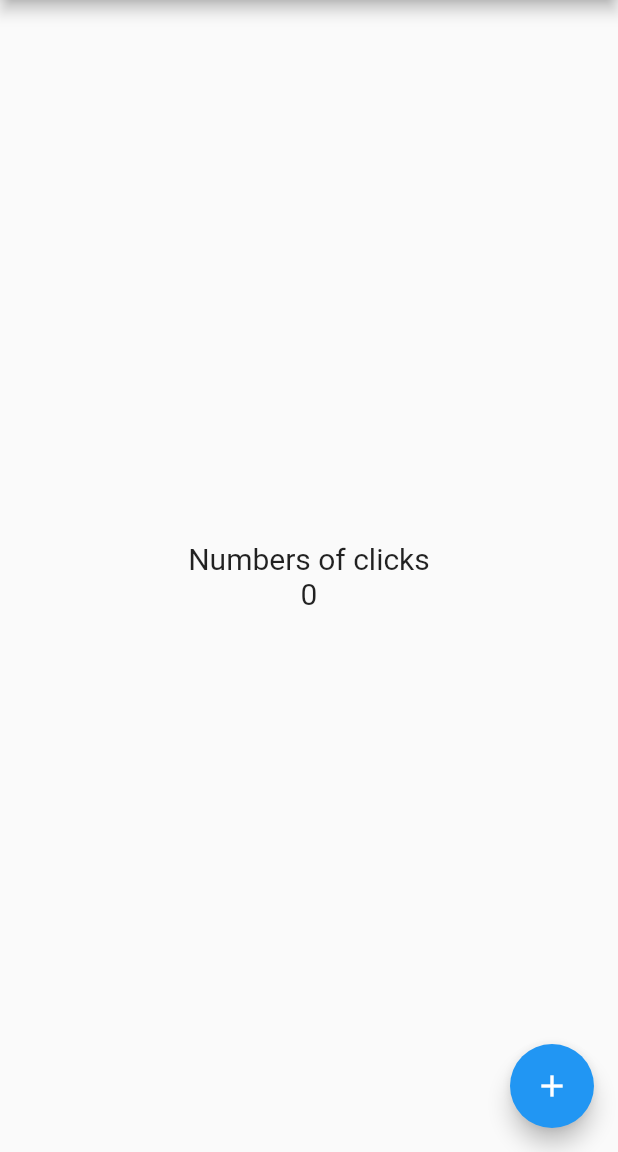
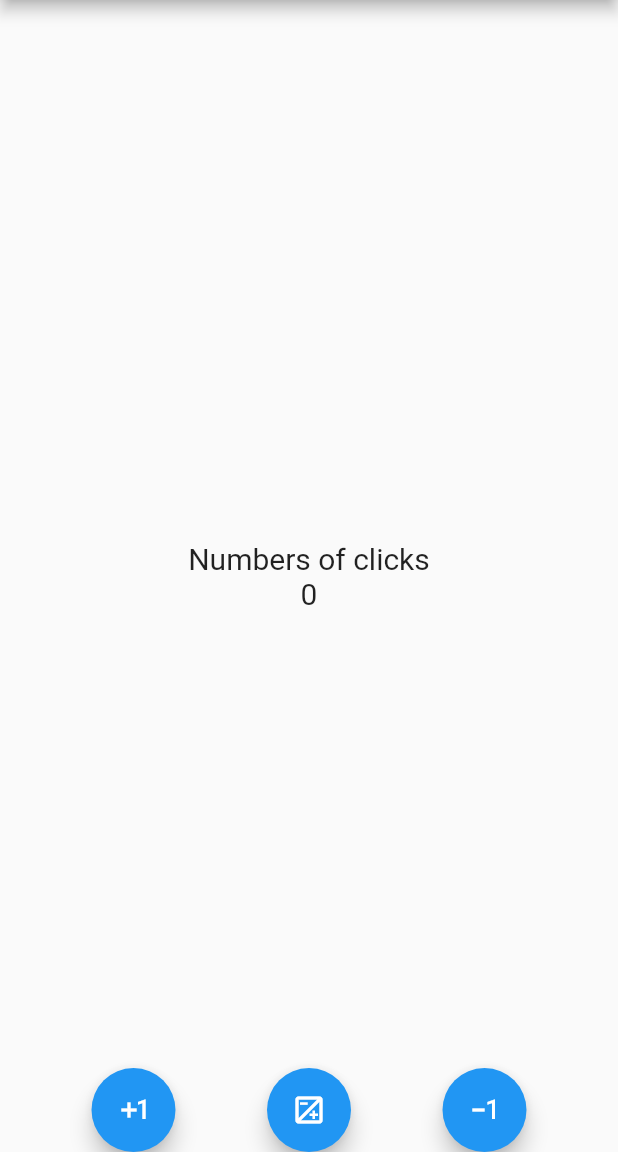
Before and after one commit to luisfdomontoya/counter_app, a Flutter app: the screen it shows after launch, on a phone screen of 412 x 824 dp, the part 84-1236 px from its top. Run offline on Flutter 3.47's test engine with Material 2 defaults, Android fonts, the phone set to English and light mode, and no system bars.

Commit message:
CounterScreen -- floatingActionButton ROW as independent widget

```diff
--- a/lib/screens/counter_screen.dart
+++ b/lib/screens/counter_screen.dart
@@ -33,12 +33,35 @@ class _CounterScreenState extends State<CounterScreen> {
           ],
         ),
       ),
-      floatingActionButton: FloatingActionButton(
-        child: const Icon(Icons.add),
-        onPressed: () {
-          setState(() => counter++);
-        },
-      ),
+      floatingActionButtonLocation: FloatingActionButtonLocation.centerDocked,
+      floatingActionButton: const CustomFloatingActions(),
     );
   }
 }
+
+class CustomFloatingActions extends StatelessWidget {
+  const CustomFloatingActions({
+    Key? key,
+  }) : super(key: key);
+
+  @override
+  Widget build(BuildContext context) {
+    return Row(
+      mainAxisAlignment: MainAxisAlignment.spaceEvenly,
+      children: const [
+        FloatingActionButton(
+          onPressed: null,
+          child: Icon(Icons.exposure_plus_1),
+        ),
+        FloatingActionButton(
+          onPressed: null,
+          child: Icon(Icons.exposure_outlined),
+        ),
+        FloatingActionButton(
+          onPressed: null,
+          child: Icon(Icons.exposure_minus_1),
+        ),
+      ],
+    );
+  }
+}
```
